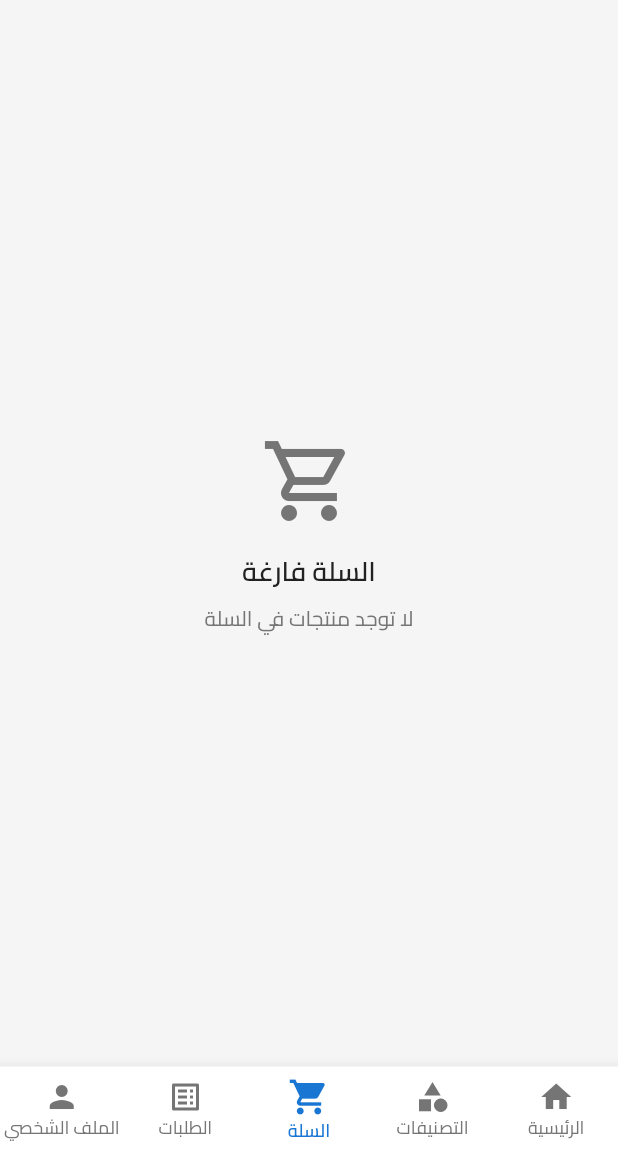
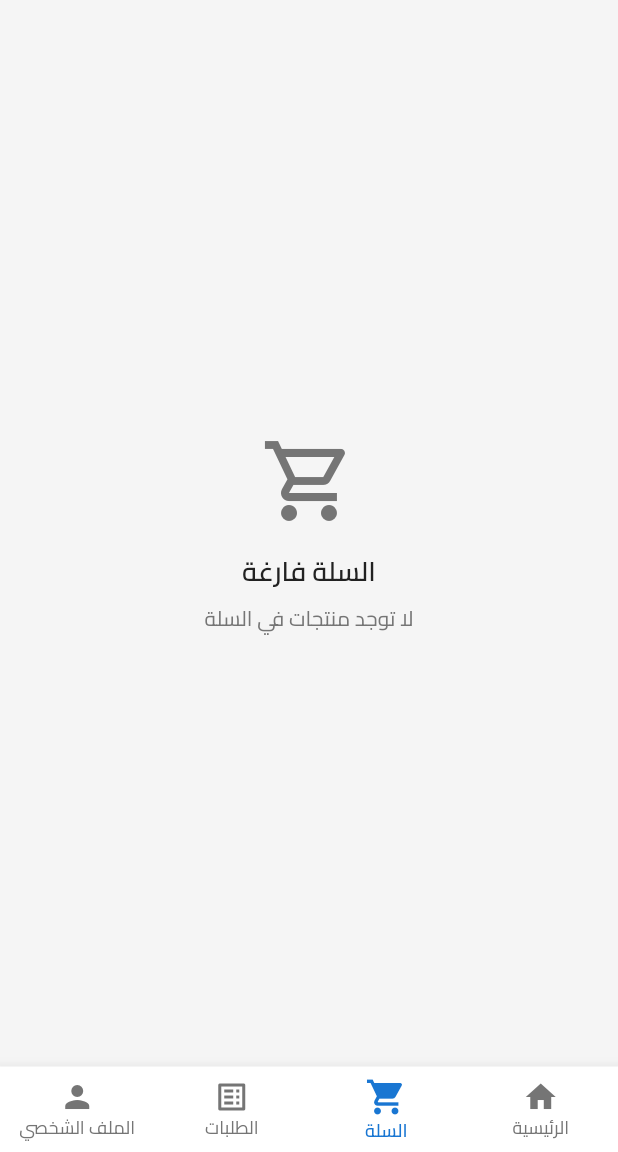
Before and after one commit to aalitariq44/paper-shop, a Flutter app: the screen it shows after launch, item 2 of the bottom bar chosen, after a tap on the "shopping cart" icon, on a phone screen of 412 x 824 dp, the part 84-1236 px from its top. Run offline on Flutter 3.47's test engine with Material 3 defaults, Android fonts, the phone set to English and light mode, and no system bars; our stand-ins replace cloud_firestore, firebase_auth, firebase_core, google_sign_in, shared_preferences; accounts and stored records are empty.

Commit message:
في هذا التطبيق فقط ازل تبويب التصنيفات من الاسفل فقط ازل الزر وابقي الاكواد ربما نحتاجها في المستقبل

```diff
--- a/lib/presentation/screens/home/home_screen.dart
+++ b/lib/presentation/screens/home/home_screen.dart
@@ -49,7 +49,6 @@ class _HomeScreenState extends State<HomeScreen> {
         index: _currentIndex,
         children: [
           _buildHomeTab(),
-          _buildCategoriesTab(),
           _buildCartTab(),
           _buildOrdersTab(),
           _buildProfileTab(),
@@ -112,7 +111,7 @@ class _HomeScreenState extends State<HomeScreen> {
                   icon: const Icon(Icons.shopping_cart),
                   onPressed: () {
                     setState(() {
-                      _currentIndex = 2; // الانتقال لتبويب السلة
+                      _currentIndex = 1; // الانتقال لتبويب السلة
                     });
                   },
                 ),
@@ -258,14 +257,6 @@ class _HomeScreenState extends State<HomeScreen> {
                 fontWeight: FontWeight.bold,
                 color: AppColors.textPrimary,
               ),
-            ),
-            TextButton(
-              onPressed: () {
-                setState(() {
-                  _currentIndex = 1; // الانتقال لتبويب التصنيفات
-                });
-              },
-              child: const Text(AppStrings.viewAll),
             ),
           ],
         ),
@@ -736,10 +727,6 @@ class _HomeScreenState extends State<HomeScreen> {
       items: const [
         BottomNavigationBarItem(icon: Icon(Icons.home), label: AppStrings.home),
         BottomNavigationBarItem(
-          icon: Icon(Icons.category),
-          label: AppStrings.categories,
-        ),
-        BottomNavigationBarItem(
           icon: Icon(Icons.shopping_cart),
           label: AppStrings.cart,
         ),
```
